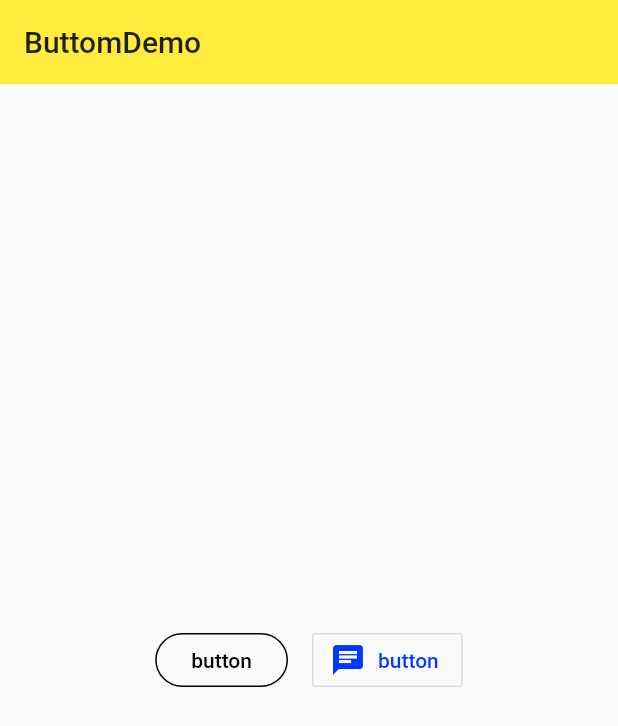
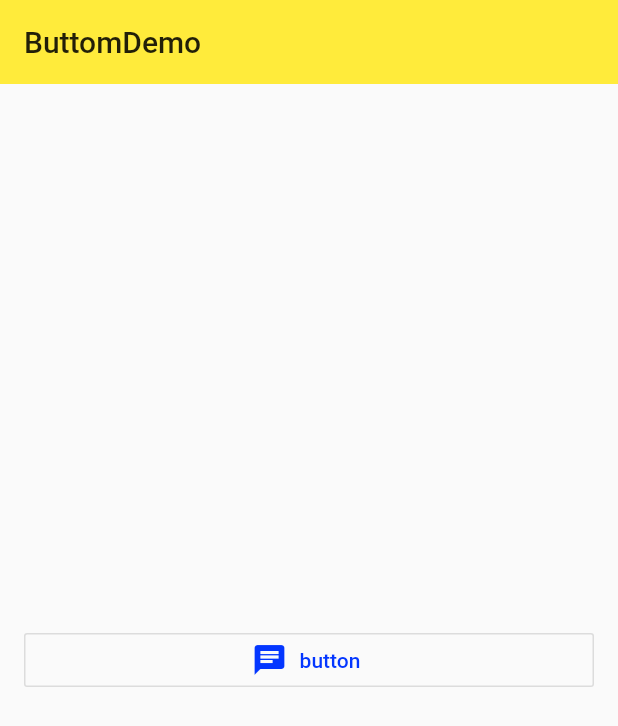
Before and after one commit to Orangem21/flutter, a Flutter app: the ButtomDemo screen opened directly, on a phone screen of 412 x 824 dp. Shown: the top 726 px of the screen. Run offline on Flutter 3.47's test engine with Material 2 defaults, Android fonts, the phone set to English and light mode, and no system bars.

Commit message:
按钮的容器

```diff
--- a/lib/demo/metrial-components.dart
+++ b/lib/demo/metrial-components.dart
@@ -152,7 +152,19 @@ final Widget _raisedbuttonDemo = Row(
         child: Column(
           mainAxisAlignment: MainAxisAlignment.center,
           children: <Widget>[
-            _buttonDemo,
+            Container(
+              width: 1000.0,
+
+              child:OutlineButton.icon(
+                  // child: Text("button"),
+                  label:Text('button'),
+                  // elevation: 0.0,
+                  icon: Icon(Icons.chat),
+                  onPressed: (){},
+                  splashColor: Colors.grey,
+                  textColor: Theme.of(context).accentColor,
+                ),
+            ),
           ],
         ),
       ),
```
